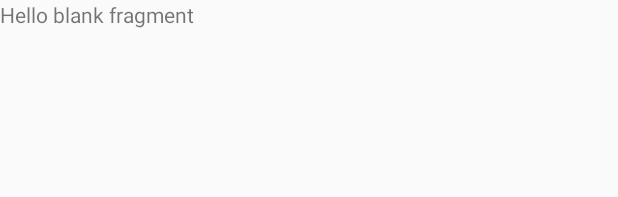
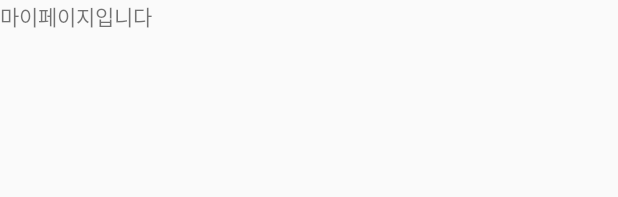
Before and after one commit to minsoon025/horsebit, an Android app: the layout fragment_my_page.xml on its own in the app's theme, with its tools: preview values and no code run, on a phone screen of 412 x 824 dp. Shown: the top 197 px of the screen. Run offline under Robolectric (Android 15) with nearby library versions, the phone set to English and light mode, and no system bars.

Commit message:
[Feat] 1. 페이지명 입력 2. 입출근현황이동

```diff
--- a/frontend/app/src/main/res/layout/fragment_exchange.xml
+++ b/frontend/app/src/main/res/layout/fragment_exchange.xml
@@ -9,6 +9,6 @@
     <TextView
         android:layout_width="match_parent"
         android:layout_height="match_parent"
-        android:text="@string/hello_blank_fragment" />
+        android:text="입출금페이지입니다." />
 
 </androidx.constraintlayout.widget.ConstraintLayout>
--- a/frontend/app/src/main/res/layout/fragment_more.xml
+++ b/frontend/app/src/main/res/layout/fragment_more.xml
@@ -325,7 +325,7 @@
                     android:layout_weight="1" />
 
                 <TextView
-                    android:id="@+id/tv_InOut"
+                    android:id="@+id/tv_GoOut"
                     android:layout_width="0dp"
                     android:layout_height="match_parent"
                     android:layout_weight="10"
@@ -405,7 +405,7 @@
                     android:layout_weight="1" />
 
                 <TextView
-                    android:id="@+id/tv_PromiseGo"
+                    android:id="@+id/tv_tv_InOutgo"
                     android:layout_width="wrap_content"
                     android:layout_height="match_parent"
                     android:layout_weight="1"
--- a/frontend/app/src/main/res/layout/fragment_my_page.xml
+++ b/frontend/app/src/main/res/layout/fragment_my_page.xml
@@ -9,6 +9,6 @@
     <TextView
         android:layout_width="match_parent"
         android:layout_height="match_parent"
-        android:text="@string/hello_blank_fragment" />
+        android:text="마이페이지입니다" />
 
 </FrameLayout>
```
Also changed, not shown: frontend/app/src/main/java/com/a406/horsebit/MoreFragment.kt (+17 -0 lines).
